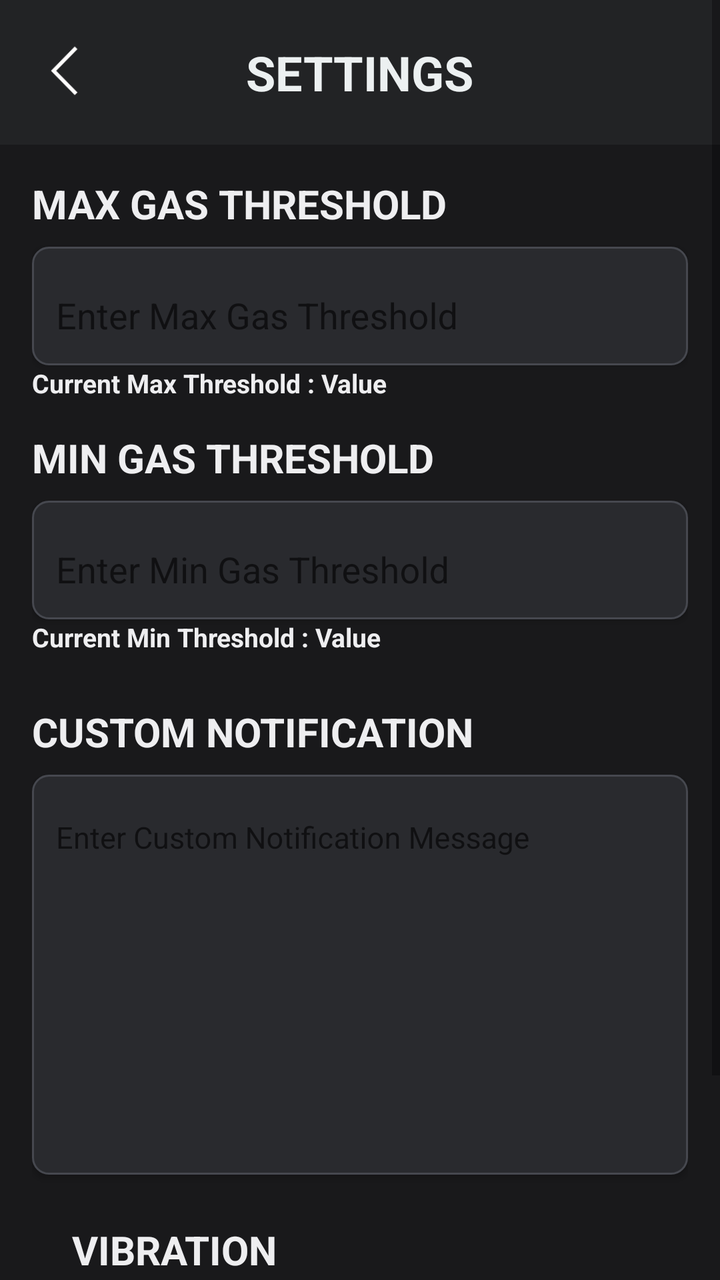
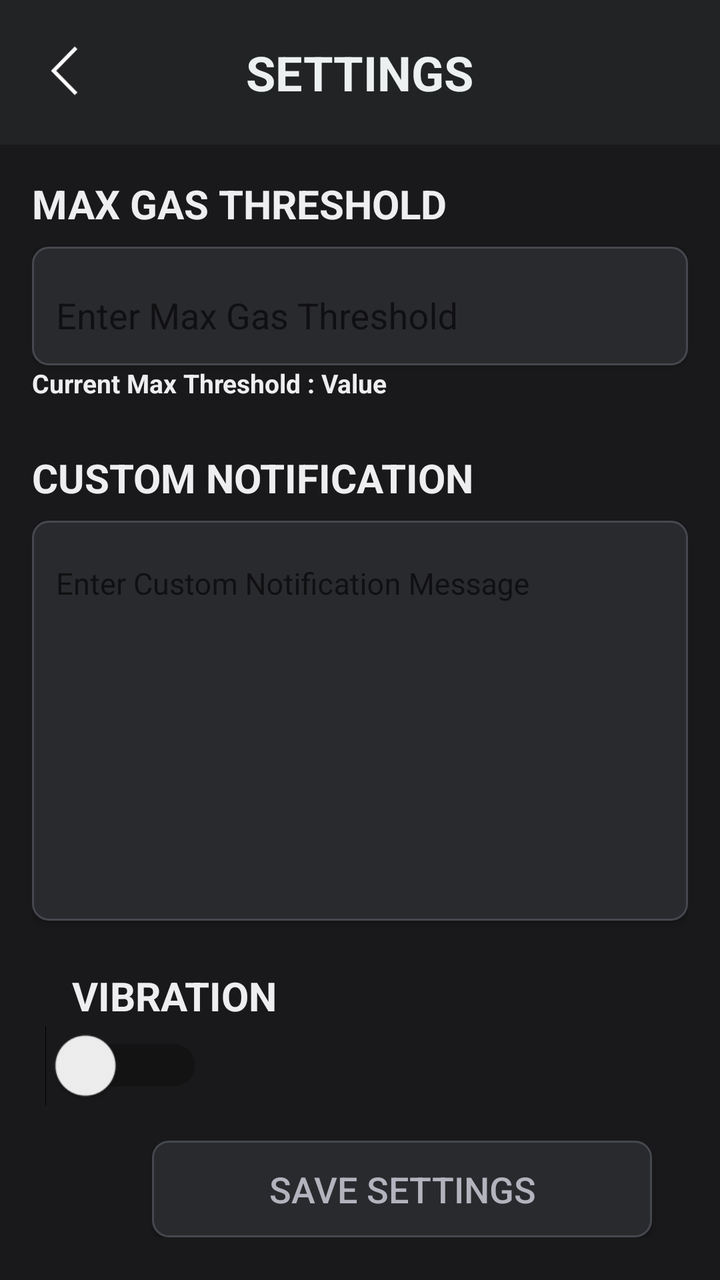

Two renders of the same Android screen: before a commit and after it. Below are the layout's source before the change and the commit's diff.
<!-- AndroidManifest.xml: application theme Theme.SIAGA -->
<!-- res/layout/activity_settings.xml -->
<?xml version="1.0" encoding="utf-8"?>
<ScrollView xmlns:android="http://schemas.android.com/apk/res/android"
    xmlns:app="http://schemas.android.com/apk/res-auto"
    xmlns:tools="http://schemas.android.com/tools"
    android:layout_width="match_parent"
    android:layout_height="match_parent"
    android:fillViewport="true">

    <LinearLayout
        android:id="@+id/main"
        android:layout_width="match_parent"
        android:layout_height="wrap_content"
        android:orientation="vertical"
        android:background="@color/background"
        tools:context=".Settings">

        <androidx.constraintlayout.widget.ConstraintLayout
            android:layout_width="match_parent"
            android:layout_height="wrap_content"
            android:padding="20dp"
            android:background="#222325">

            <ImageButton
                android:id="@+id/backButton"
                android:layout_width="30dp"
                android:layout_height="30dp"
                android:background="@drawable/backicons"
                android:contentDescription="Back"
                app:layout_constraintBottom_toBottomOf="parent"
                app:layout_constraintStart_toStartOf="parent"
                app:layout_constraintTop_toTopOf="parent"
                tools:ignore="MissingConstraints" />

            <TextView
                android:layout_width="wrap_content"
                android:layout_height="wrap_content"
                android:text="SETTINGS"
                android:textColor="#ECF0F1"
                android:textSize="24sp"
                android:textStyle="bold"
                app:layout_constraintBottom_toBottomOf="parent"
                app:layout_constraintEnd_toEndOf="parent"
                app:layout_constraintStart_toStartOf="parent"
                app:layout_constraintTop_toTopOf="parent"
                tools:ignore="MissingConstraints" />
        </androidx.constraintlayout.widget.ConstraintLayout>

        <LinearLayout
            android:layout_width="match_parent"
            android:layout_height="wrap_content"
            android:orientation="vertical"
            android:padding="16dp">

            <TextView
                android:layout_width="wrap_content"
                android:layout_height="wrap_content"
                android:text="MAX GAS THRESHOLD"
                android:textColor="@color/colorTxt"
                android:textSize="20sp"
                android:textStyle="bold"
                android:layout_marginBottom="8dp"/>

            <com.google.android.material.textfield.TextInputLayout
                android:layout_width="match_parent"
                android:layout_height="wrap_content"
                android:background="@drawable/card_minimalist"
                android:elevation="2dp"
                app:boxBackgroundMode="none">

                <com.google.android.material.textfield.TextInputEditText
                    android:id="@+id/maxGasThresholdInput"
                    android:layout_width="match_parent"
                    android:layout_height="wrap_content"
                    android:hint="Enter Max Gas Threshold"
                    android:inputType="number"
                    android:textColor="@color/colorTxt"
                    android:textColorHint="@color/colorTxt"
                    android:padding="12dp"
                    android:background="@null"/>
            </com.google.android.material.textfield.TextInputLayout>
            <TextView
                android:id="@+id/maxGasThresholdOut"
                android:layout_width="wrap_content"
                android:layout_height="wrap_content"
                android:text="Current Max Threshold : Value"
                android:textColor="@color/colorTxt"
                android:textSize="13sp"
                android:textStyle="bold"
                android:layout_marginBottom="15dp"/>

            <TextView
                android:layout_width="wrap_content"
                android:layout_height="wrap_content"
                android:text="MIN GAS THRESHOLD"
                android:textColor="@color/colorTxt"
                android:textSize="20sp"
                android:textStyle="bold"
                android:layout_marginBottom="8dp"/>

            <com.google.android.material.textfield.TextInputLayout
                android:layout_width="match_parent"
                android:layout_height="wrap_content"
                android:background="@drawable/card_minimalist"
                android:elevation="2dp"
                app:boxBackgroundMode="none">

                <com.google.android.material.textfield.TextInputEditText
                    android:id="@+id/minGasThresholdInput"
                    android:layout_width="match_parent"
                    android:layout_height="wrap_content"
                    android:hint="Enter Min Gas Threshold"
                    android:inputType="number"
                    android:textColor="@color/colorTxt"
                    android:textColorHint="@color/colorTxt"
                    android:padding="12dp"
                    android:background="@null"/>
            </com.google.android.material.textfield.TextInputLayout>
            <TextView
                android:id="@+id/minGasThresholdOut"
                android:layout_width="wrap_content"
                android:layout_height="wrap_content"
                android:text="Current Min Threshold : Value"
                android:textColor="@color/colorTxt"
                android:textSize="13sp"
                android:textStyle="bold"/>

            <TextView
                android:layout_width="wrap_content"
                android:layout_height="wrap_content"
                android:text="CUSTOM NOTIFICATION"
                android:textColor="@color/colorTxt"
                android:textSize="20sp"
                android:textStyle="bold"
                android:layout_marginTop="25dp"
                android:layout_marginBottom="8dp"/>

            <com.google.android.material.textfield.TextInputLayout
                android:layout_width="match_parent"
                android:layout_height="200dp"
                android:background="@drawable/card_minimalist"
                android:elevation="2dp"
                app:boxBackgroundMode="none">

                <com.google.android.material.textfield.TextInputEditText
                    android:id="@+id/customNotificationInput"
                    android:layout_width="match_parent"
                    android:layout_height="match_parent"
                    android:hint="Enter Custom Notification Message"
                    android:textSize="15sp"
                    android:background="@null"
                    android:gravity="top|start"
                    android:padding="12dp"
                    android:textColor="@color/colorTxt"
                    android:textColorHint="@color/colorTxt"/>
            </com.google.android.material.textfield.TextInputLayout>

            <TextView
                android:layout_width="wrap_content"
                android:layout_height="wrap_content"
                android:text="VIBRATION"
                android:textColor="@color/colorTxt"
                android:textSize="20sp"
                android:textStyle="bold"
                android:layout_marginTop="24dp"
                android:layout_marginLeft="20dp"/>

            <Switch
                android:id="@+id/vibrationSwitch"
                android:layout_width="wrap_content"
                android:layout_height="wrap_content"
                android:scaleX="1.5"
                android:scaleY="1.5"
                android:layout_marginTop="8dp"
                android:layout_marginLeft="20dp"/>

            <Button
                android:id="@+id/submitButton"
                android:layout_width="250dp"
                android:layout_height="wrap_content"
                android:background="@drawable/card_minimalist"
                android:layout_marginTop="24dp"
                android:text="SAVE SETTINGS"
                android:textColor="@color/secColorTxt"
                android:layout_marginLeft="60dp"
                android:textSize="18sp"
                android:elevation="2dp"
                android:padding="12dp"/>
        </LinearLayout>
    </LinearLayout>
</ScrollView>
<!-- resources referenced by this layout -->
<resources>
  <color name="background">#19191B</color>
  <color name="colorTxt">#EEEEF0</color>
  <color name="secColorTxt">#B2B3BD</color>
  <!-- drawable backicons: png bitmap (drawable, 1023 bytes) -->
  <!-- drawable card_minimalist (drawable) -->
  <?xml version="1.0" encoding="utf-8"?>
  <shape xmlns:android="http://schemas.android.com/apk/res/android">
      <solid android:color="@color/interactiveComp"/>
      <corners android:radius="8dp"/>
      <stroke
          android:width="1dp"
          android:color="@color/colorCard"/>
  </shape>
  <style name="Theme.SIAGA" parent="Base.Theme.SIAGA" />
  <color name="interactiveComp">#292A2E</color>
  <color name="colorCard">#46484F</color>
  <style name="Base.Theme.SIAGA" parent="Theme.AppCompat.Light.NoActionBar">
          
          
      </style>
</resources>

<!-- the commit's change to res/layout/activity_settings.xml (unified diff, before → after) -->
@@ -85,43 +85,6 @@
                 android:text="Current Max Threshold : Value"
                 android:textColor="@color/colorTxt"
                 android:textSize="13sp"
-                android:textStyle="bold"
-                android:layout_marginBottom="15dp"/>
-
-            <TextView
-                android:layout_width="wrap_content"
-                android:layout_height="wrap_content"
-                android:text="MIN GAS THRESHOLD"
-                android:textColor="@color/colorTxt"
-                android:textSize="20sp"
-                android:textStyle="bold"
-                android:layout_marginBottom="8dp"/>
-
-            <com.google.android.material.textfield.TextInputLayout
-                android:layout_width="match_parent"
-                android:layout_height="wrap_content"
-                android:background="@drawable/card_minimalist"
-                android:elevation="2dp"
-                app:boxBackgroundMode="none">
-
-                <com.google.android.material.textfield.TextInputEditText
-                    android:id="@+id/minGasThresholdInput"
-                    android:layout_width="match_parent"
-                    android:layout_height="wrap_content"
-                    android:hint="Enter Min Gas Threshold"
-                    android:inputType="number"
-                    android:textColor="@color/colorTxt"
-                    android:textColorHint="@color/colorTxt"
-                    android:padding="12dp"
-                    android:background="@null"/>
-            </com.google.android.material.textfield.TextInputLayout>
-            <TextView
-                android:id="@+id/minGasThresholdOut"
-                android:layout_width="wrap_content"
-                android:layout_height="wrap_content"
-                android:text="Current Min Threshold : Value"
-                android:textColor="@color/colorTxt"
-                android:textSize="13sp"
                 android:textStyle="bold"/>
 
             <TextView
